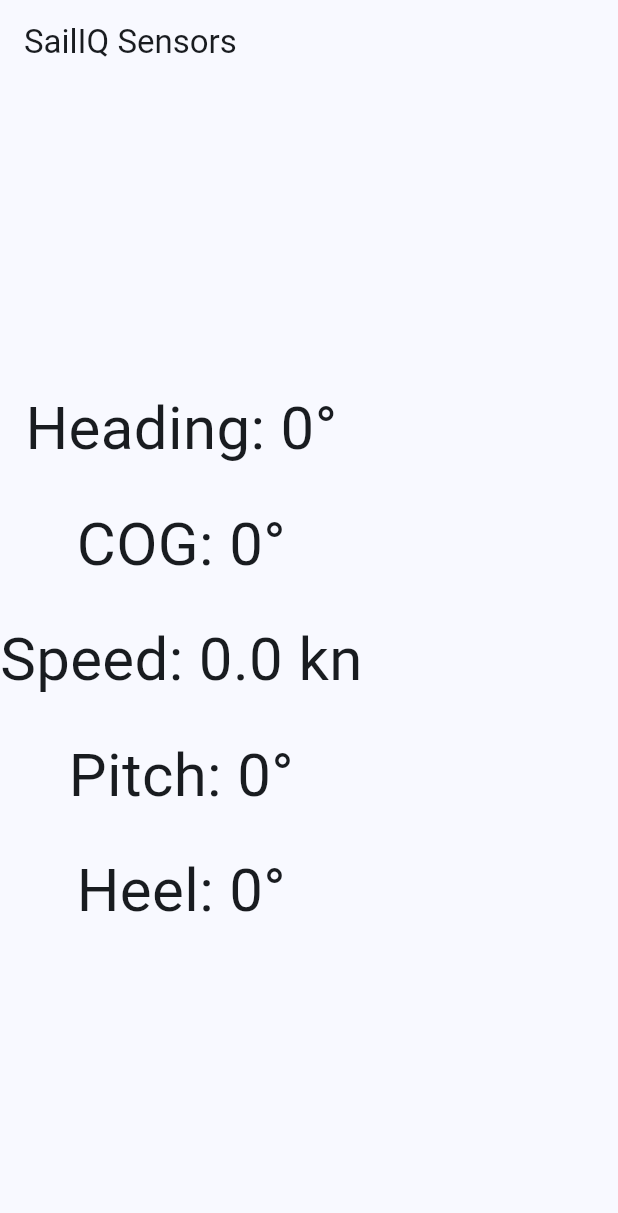
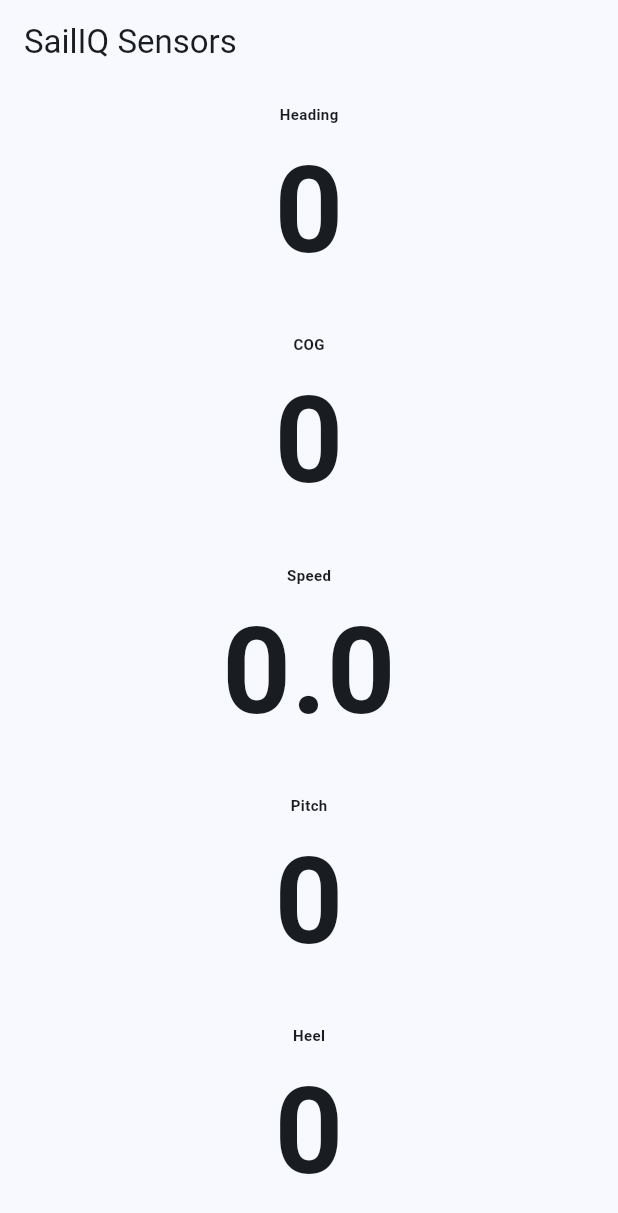
Before and after one commit to JarrodSailing/sailiqheading, a Flutter app: the screen it shows after launch, on a phone screen of 412 x 824 dp. Shown: the top 1213 px of the screen. Run offline on Flutter 3.47's test engine with Material 3 defaults, Android fonts, the phone set to English and light mode, and no system bars; our stand-ins replace flutter_compass, flutter_riverpod, geolocator, permission_handler, sensors_plus.

Commit message:
Pitch offset correction; stable display format

```diff
--- a/lib/features/sensors/sensor_screen.dart
+++ b/lib/features/sensors/sensor_screen.dart
@@ -91,17 +91,64 @@ class _SensorScreenState extends ConsumerState<SensorScreen> {
                   final heel = (pitchHeelSnapshot.data?['heel'] ?? 0.0).toStringAsFixed(0);
 
                   return Column(
-                    mainAxisAlignment: MainAxisAlignment.center,
+                    mainAxisAlignment: MainAxisAlignment.spaceEvenly,
+                    crossAxisAlignment: CrossAxisAlignment.center,
                     children: [
-                      Text("Heading: ${heading.toStringAsFixed(0)}°", style: const TextStyle(fontSize: 40)),
-                      const SizedBox(height: 20),
-                      Text("COG: $cog°", style: const TextStyle(fontSize: 40)),
-                      const SizedBox(height: 20),
-                      Text("Speed: $sog kn", style: const TextStyle(fontSize: 40)),
-                      const SizedBox(height: 20),
-                      Text("Pitch: $pitch°", style: const TextStyle(fontSize: 40)),
-                      const SizedBox(height: 20),
-                      Text("Heel: $heel°", style: const TextStyle(fontSize: 40)),
+                      Expanded(
+                        child: Center(
+                          child: Column(
+                            mainAxisAlignment: MainAxisAlignment.center,
+                            children: [
+                              const Text("Heading", style: TextStyle(fontSize: 10, fontWeight: FontWeight.bold)),
+                              Text("${heading.toStringAsFixed(0)}", style: const TextStyle(fontSize: 80, fontWeight: FontWeight.bold)),
+                            ],
+                          ),
+                        ),
+                      ),
+                      Expanded(
+                        child: Center(
+                          child: Column(
+                            mainAxisAlignment: MainAxisAlignment.center,
+                            children: [
+                              const Text("COG", style: TextStyle(fontSize: 10, fontWeight: FontWeight.bold)),
+                              Text("$cog", style: const TextStyle(fontSize: 80, fontWeight: FontWeight.bold)),
+                            ],
+                          ),
+                        ),
+                      ),
+                      Expanded(
+                        child: Center(
+                          child: Column(
+                            mainAxisAlignment: MainAxisAlignment.center,
+                            children: [
+                              const Text("Speed", style: TextStyle(fontSize: 10, fontWeight: FontWeight.bold)),
+                              Text("$sog", style: const TextStyle(fontSize: 80, fontWeight: FontWeight.bold)),
+                            ],
+                          ),
+                        ),
+                      ),
+                      Expanded(
+                        child: Center(
+                          child: Column(
+                            mainAxisAlignment: MainAxisAlignment.center,
+                            children: [
+                              const Text("Pitch", style: TextStyle(fontSize: 10, fontWeight: FontWeight.bold)),
+                              Text("$pitch", style: const TextStyle(fontSize: 80, fontWeight: FontWeight.bold)),
+                            ],
+                          ),
+                        ),
+                      ),
+                      Expanded(
+                        child: Center(
+                          child: Column(
+                            mainAxisAlignment: MainAxisAlignment.center,
+                            children: [
+                              const Text("Heel", style: TextStyle(fontSize: 10, fontWeight: FontWeight.bold)),
+                              Text("$heel", style: const TextStyle(fontSize: 80, fontWeight: FontWeight.bold)),
+                            ],
+                          ),
+                        ),
+                      ),
                     ],
                   );
                 },
```
Also changed, not shown: lib/sensors/pitchheel/pitchheel_service.dart (+29 -4 lines).
